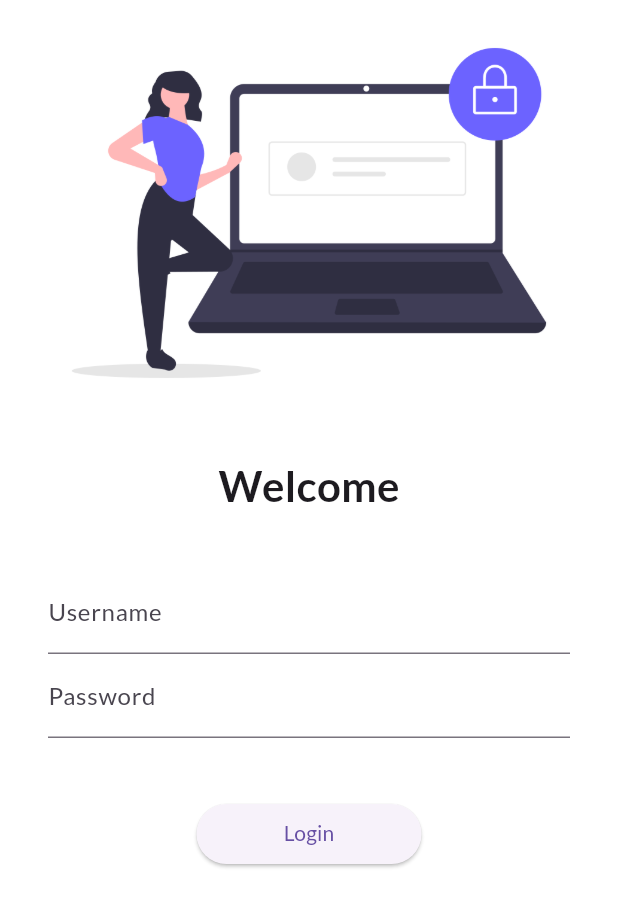
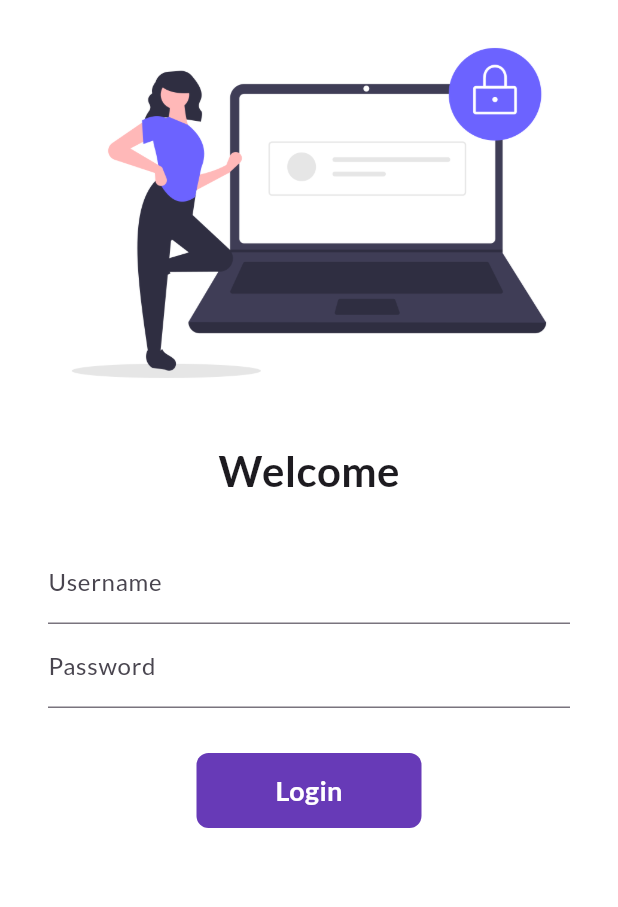
Before and after one commit to rushi055/Flutter30days, a Flutter app: the screen it shows after launch, on a phone screen of 412 x 824 dp. Shown: the top 907 px of the screen. Run offline on Flutter 3.47's test engine with Material 3 defaults, Android fonts, the phone set to English and light mode, and no system bars; our stand-ins replace google_fonts.

Commit message:
Day 5 completed

```diff
--- a/lib/pages/login_page.dart
+++ b/lib/pages/login_page.dart
@@ -1,7 +1,14 @@
 import 'package:flutter/material.dart';
 import 'package:flutter_catalog/utils/routes.dart';
 
-class LoginPage extends StatelessWidget {
+class LoginPage extends StatefulWidget {
+  @override
+  State<LoginPage> createState() => _LoginPageState();
+}
+
+class _LoginPageState extends State<LoginPage> {
+  String name = "";
+
   @override
   Widget build(BuildContext context) {
     return Material(
@@ -14,7 +21,7 @@ class LoginPage extends StatelessWidget {
                 fit: BoxFit.cover,
               ),
               SizedBox(
-                height: 20.0,
+                height: 10.0,
               ),
               Text(
                 "Welcome",
@@ -24,7 +31,7 @@ class LoginPage extends StatelessWidget {
                 ),
               ),
               SizedBox(
-                height: 20.0,
+                height: 10.0,
               ),
               Padding(
                 padding: const EdgeInsets.symmetric(
@@ -35,7 +42,18 @@ class LoginPage extends StatelessWidget {
                       decoration: InputDecoration(
                         hintText: "Enter username",
                         labelText: "Username",
+
+                        // Box ke border ka color change
+                        focusedBorder: OutlineInputBorder(
+                          borderSide: BorderSide(color: Colors.lightBlueAccent, width: 2.0),
+                        ),
                       ),
+
+                      //to gradually change or add the name enter in (Enter Username) with Welcome TEXT
+                      onChanged: (value) {
+                        name = value;
+                        setState(() {});//only available in StateFul Widget
+                      },
                     ),
                     TextFormField(
                       obscureText: true,
@@ -45,20 +63,45 @@ class LoginPage extends StatelessWidget {
                       ),
                     ),
                     SizedBox(
-                      height: 40.0,
+                      height: 30.0,
                     ),
-                    ElevatedButton(
-                      child: Text("Login"),
-                      style: TextButton.styleFrom(minimumSize: Size(150, 40)),
-                      onPressed: () {
+                    InkWell(
+                      onTap: ()  {
                         Navigator.pushNamed(context, MyRoutes.homeRoute);
                       },
-                    )
+                      child: Container(
+                        width: 150,
+                        height: 50,
+                        alignment: Alignment.center,
+                        child: Text(
+                          "Login",
+                          style: TextStyle(
+                              color: Colors.white,
+                              fontWeight: FontWeight.bold,
+                              fontSize: 18), // TextStyle
+                        ), // Text
+                        decoration: BoxDecoration(
+                            color: Colors.deepPurple,
+                            borderRadius: BorderRadius.circular(8)
+                        ),
+                      ),
+                    ),
+
+                    // ElevatedButton(
+                    //   child: Text("Login"),
+                    //   style: TextButton.styleFrom(minimumSize: Size(150, 40)),
+                    //   onPressed: () {
+                    //     Navigator.pushNamed(context, MyRoutes.homeRoute);
+                    //     // Navigator.pushNamed(context, routeName)
+                    //     // Navigator.push(context, route)
+                    //   },
+                    // )
                   ],
                 ),
               )
             ],
           ),
-        ));
+        )
+    );
   }
 }
```
